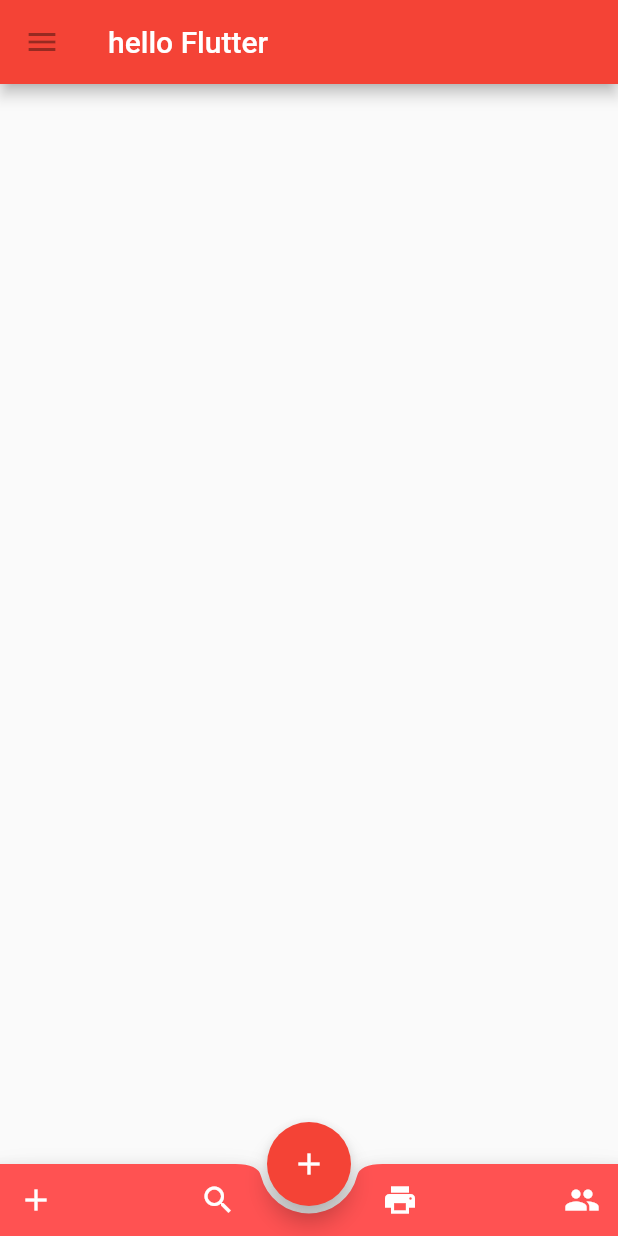
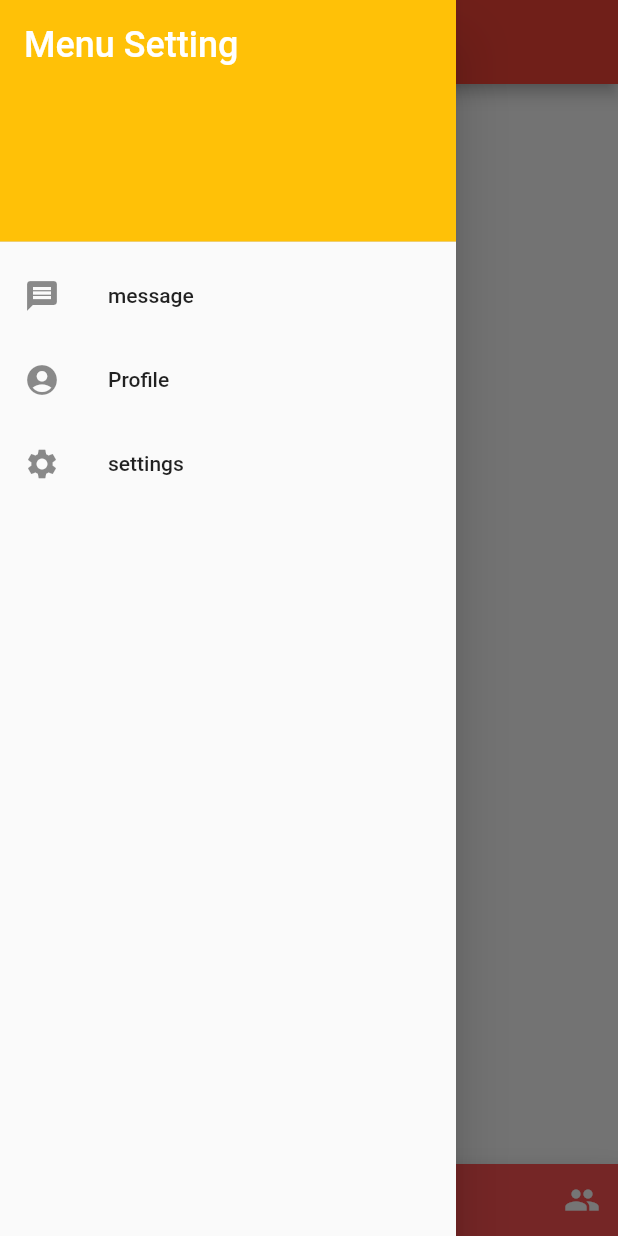
Before and after one commit to iotytutorial/flutterTutorial, a Flutter app: the screen it shows after launch, with the side drawer open (before the commit the screen has no drawer), on a phone screen of 412 x 824 dp. Run offline on Flutter 3.47's test engine with Material 2 defaults, Android fonts, the phone set to English and light mode, and no system bars; our stand-ins replace fluttertoast.

Commit message:
create Drawer Menu with add file MyDrawer.dart and adding method call drawer in file MyHomePage.dart {drawer: const Mydrawer}

```diff
--- /dev/null
+++ b/lib/component/MyDrawer.dart
@@ -0,0 +1,46 @@
+import 'package:flutter/material.dart';
+
+class MyDrawer extends StatelessWidget {
+  const MyDrawer({Key? key}) : super(key: key);
+
+  @override
+  Widget build(BuildContext context) {
+    return Drawer(
+      child: ListView(
+        padding: EdgeInsets.zero,
+        children: <Widget>[
+          const DrawerHeader(
+            decoration: BoxDecoration(
+              color: Colors.amber,
+            ),
+            child: Text(
+              "Menu Setting",
+              style: TextStyle(color: Colors.white, fontSize: 24),
+            ),
+          ),
+          ListTile(
+            leading: Icon(Icons.message),
+            title: Text("message"),
+            onTap: (){
+              Navigator.pop(context);
+            },
+          ),
+          ListTile(
+            leading: Icon(Icons.account_circle),
+            title: Text("Profile"),
+            onTap: (){
+              Navigator.pop(context);
+            },
+          ),
+          ListTile(
+            leading: Icon(Icons.settings),
+            title: Text("settings"),
+            onTap: (){
+              Navigator.pop(context);
+            },
+          )
+        ],
+      ),
+    );
+  }
+}
--- a/lib/ui/MyHomePage.dart
+++ b/lib/ui/MyHomePage.dart
@@ -1,6 +1,8 @@
 // class MyhomePage Create Page with App bar
 
 import 'package:fluter/component/MyBottomNavigationBar.dart';
+import 'package:fluter/component/MyDrawer.dart';
+
 import 'package:fluter/component/MyFloatingButton.dart';
 import 'package:flutter/material.dart';
 
@@ -23,14 +25,17 @@ class _MyHomePage extends State<MyHomePage> {
     return Scaffold(
       appBar: AppBar(
         //this add icon button menu
-        leading: const IconButton(
-          onPressed: null,
-          tooltip: 'Navigation',
-          icon: Icon(Icons.menu),
+        leading: Builder(
+          builder: (context) => IconButton(
+            onPressed: () => Scaffold.of(context).openDrawer(),
+            icon: Icon(Icons.menu),
+          ),
         ),
+
         title: Text(widget.title),
       ),
-
+      //add widget drawer in
+      drawer: const MyDrawer(),
       //setting position floating bar
       floatingActionButtonLocation: FloatingActionButtonLocation.centerDocked,
       // add floating button
```
